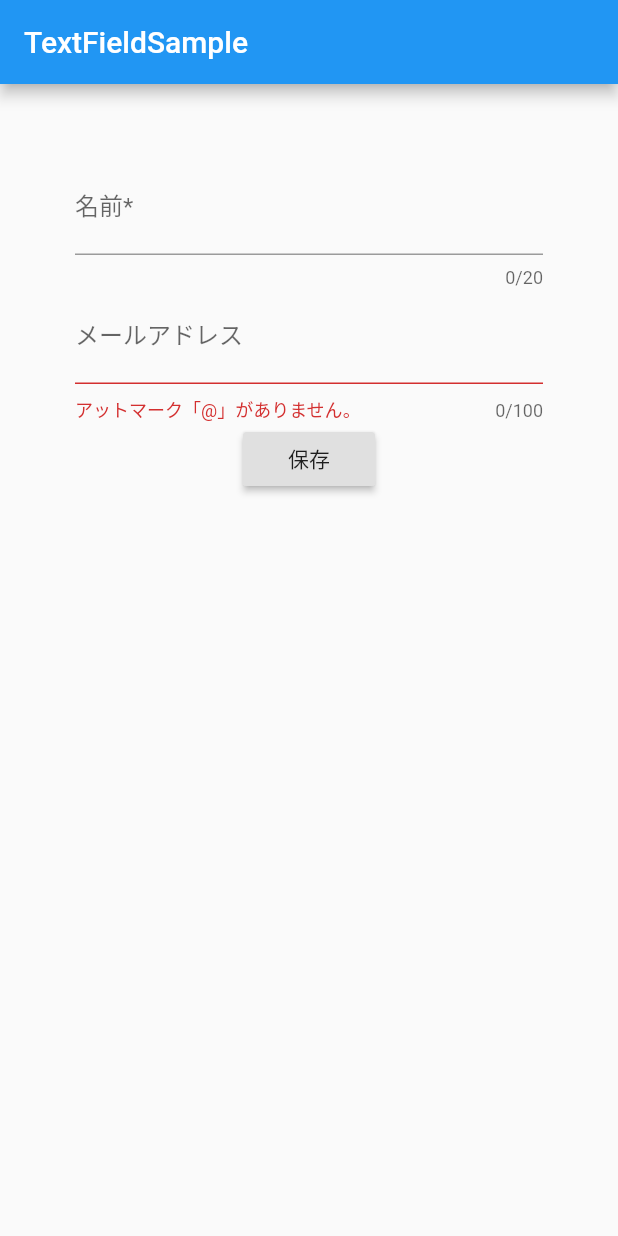
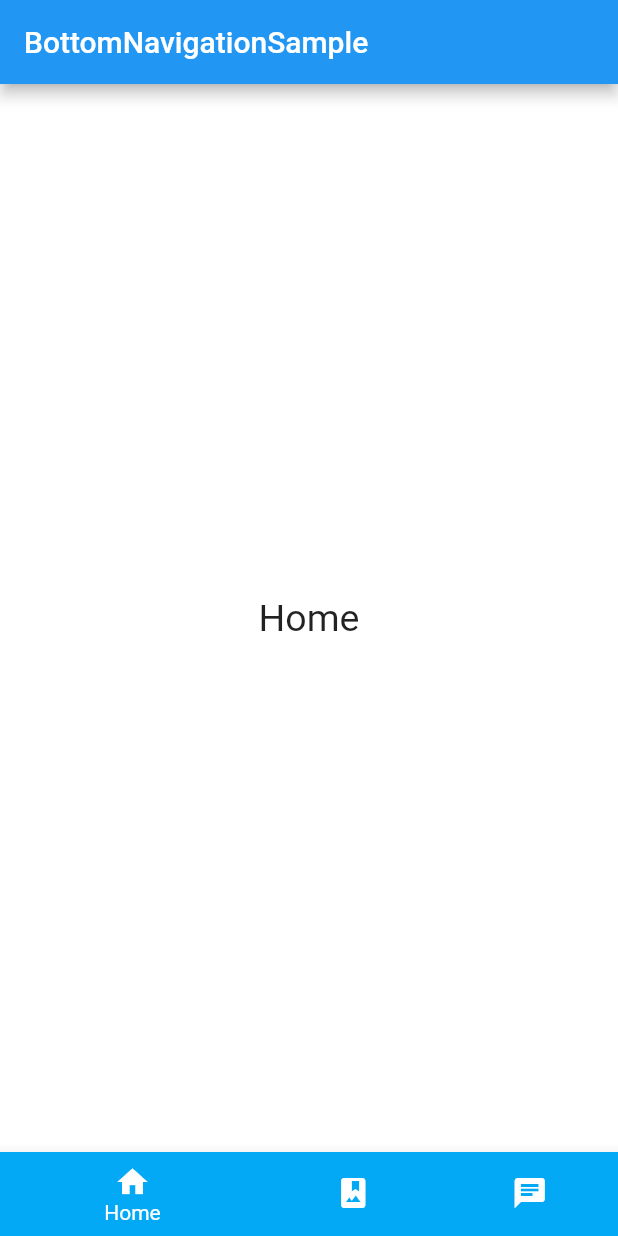
Before and after one commit to masa-futa/flutter_sample_layout, a Flutter app: the screen it shows after launch, on a phone screen of 412 x 824 dp. Run offline on Flutter 3.47's test engine with Material 2 defaults, Android fonts, the phone set to English and light mode, and no system bars.

Commit message:
[Add] TabBar追加

```diff
--- a/sample_app/lib/main.dart
+++ b/sample_app/lib/main.dart
@@ -4,7 +4,7 @@ import 'package:flutter/services.dart';
 
 void main() {
   // debugPaintSizeEnabled = true;
-  runApp(TextFieldSample());
+  runApp(BottomStateles());
 }
 
 /// 基本的なレイアウト
@@ -503,6 +503,25 @@ class TextFieldSample extends StatelessWidget {
       home: Scaffold(
         appBar: AppBar(
           title: Text("TextFieldSample"),
+          /// 左
+          leading: Icon(Icons.menu),
+          backgroundColor: Colors.orange,
+          centerTitle: true,
+          /// 右
+          actions: [
+            IconButton(
+              onPressed: () {},
+                icon: Icon(Icons.face, color: Colors.white,)
+            ),
+            IconButton(
+                onPressed: () {},
+                icon: Icon(Icons.email, color: Colors.white,)
+            ),
+            IconButton(
+                onPressed: () {},
+                icon: Icon(Icons.favorite, color: Colors.white,)
+            ),
+          ],
         ),
         body: TextFieldStateFul(),
       ),
@@ -700,3 +719,74 @@ class TextFormFieldState extends State<TextFieldStateFul> {
   }
 
 }
+
+class BottomStateles extends StatelessWidget {
+  @override
+  Widget build(BuildContext context) {
+    return MaterialApp(
+      title: "",
+      home: BottomStateFul()
+    );
+  }
+}
+
+class BottomStateFul extends StatefulWidget {
+  BottomNavigationBarState createState() => BottomNavigationBarState();
+
+}
+
+class BottomNavigationBarState extends State<BottomStateFul> {
+
+  int currentIndex = 0;
+  final pageWidget = [
+    PageWidget(color: Colors.white, title: "Home",),
+    PageWidget(color: Colors.blue, title: "Album",),
+    PageWidget(color: Colors.orange, title: "Chat",),
+  ];
+
+  @override
+  Widget build(BuildContext context) {
+    return Scaffold(
+      appBar: AppBar(
+        title: Text("BottomNavigationSample"),
+      ),
+      body: pageWidget.elementAt(currentIndex),
+      bottomNavigationBar: BottomNavigationBar(
+        items: [
+          BottomNavigationBarItem(icon: Icon(Icons.home), title: Text("Home"), backgroundColor: Colors.lightBlue),
+          BottomNavigationBarItem(icon: Icon(Icons.photo_album), title: Text("Album"), backgroundColor: Colors.lightBlue),
+          BottomNavigationBarItem(icon: Icon(Icons.chat), title: Text("Chat"), backgroundColor: Colors.lightBlue),
+        ],
+        currentIndex: currentIndex,
+        fixedColor: Colors.white,
+        onTap: onItemTapped,
+        type: BottomNavigationBarType.shifting,
+        backgroundColor: Colors.lightBlue,
+      ),
+    );
+  }
+  void onItemTapped(int index) => setState(() => currentIndex = index);
+
+}
+
+class PageWidget extends StatelessWidget {
+  final Color color;
+  final String title;
+
+  PageWidget({Key? key, required this.color, required this.title}):super(key: key);
+
+  @override
+  Widget build(BuildContext context) {
+    return Container(
+      color: color,
+      child: Center(
+        child: Text(
+          title,
+          style: TextStyle(
+            fontSize: 25
+          ),
+        ),
+      ),
+    );
+  }
+}
```
